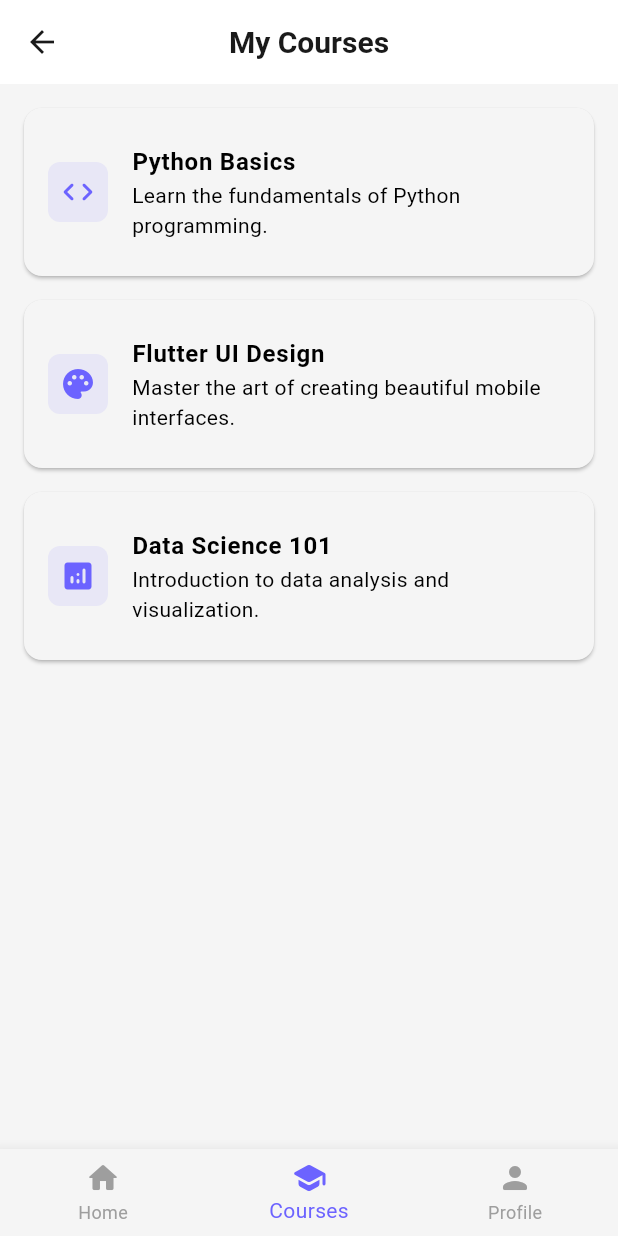
After one commit to ahadulsohag/skill_up, a Flutter app: the MainScreen screen opened by its route, item 2 of the bottom bar chosen, on a phone screen of 412 x 824 dp. The commit adds this screen. Run offline on Flutter 3.47's test engine with Material 3 defaults, Android fonts, the phone set to English and light mode, and no system bars.

Commit message:
navbar and appbar

```diff
--- a/lib/app.dart
+++ b/lib/app.dart
@@ -4,6 +4,7 @@ import 'features/auth/presentation/screens/login_screen.dart';
 import 'features/auth/presentation/screens/register_screen.dart';
 import 'features/home/presentation/screens/home_screen.dart';
 import 'features/lesson/presentation/screens/python_basics_screen.dart';
+import 'features/main/presentation/screens/main_screen.dart';
 import 'routes/app_routes.dart';
 
 class MyApp extends StatelessWidget {
@@ -20,6 +21,7 @@ class MyApp extends StatelessWidget {
         AppRoutes.login: (context) => const LoginScreen(),
         AppRoutes.register: (context) => const RegisterScreen(),
         AppRoutes.home: (context) => const HomeScreen(),
+        AppRoutes.main: (context) => const MainScreen(),
         AppRoutes.pythonBasics: (context) => const PythonBasicsScreen(),
       },
     );
--- a/lib/features/auth/presentation/screens/login_screen.dart
+++ b/lib/features/auth/presentation/screens/login_screen.dart
@@ -60,7 +60,7 @@ class _LoginScreenState extends State<LoginScreen> {
 
       // Navigate to home screen
       if (mounted) {
-        Navigator.pushReplacementNamed(context, AppRoutes.home);
+        Navigator.pushReplacementNamed(context, AppRoutes.main);
       }
     }
   }
--- a/lib/features/auth/presentation/screens/register_screen.dart
+++ b/lib/features/auth/presentation/screens/register_screen.dart
@@ -75,7 +75,7 @@ class _RegisterScreenState extends State<RegisterScreen> {
       setState(() => _isLoading = false);
 
       if (mounted) {
-        Navigator.pushReplacementNamed(context, AppRoutes.home);
+        Navigator.pushReplacementNamed(context, AppRoutes.main);
       }
     }
   }
--- /dev/null
+++ b/lib/features/main/presentation/screens/courses_screen.dart
@@ -0,0 +1,75 @@
+import 'package:flutter/material.dart';
+import '../../../../core/constants/app_colors.dart';
+import '../../../../core/constants/app_dimensions.dart';
+import '../../../../routes/app_routes.dart';
+
+class CoursesScreen extends StatelessWidget {
+  const CoursesScreen({super.key});
+
+  @override
+  Widget build(BuildContext context) {
+    return Scaffold(
+      appBar: AppBar(
+        title: const Text('My Courses'),
+      ),
+      body: ListView(
+        padding: const EdgeInsets.all(AppDimensions.paddingM),
+        children: [
+          _buildCourseCard(
+            context,
+            'Python Basics',
+            'Learn the fundamentals of Python programming.',
+            Icons.code_rounded,
+            AppRoutes.pythonBasics,
+          ),
+          _buildCourseCard(
+            context,
+            'Flutter UI Design',
+            'Master the art of creating beautiful mobile interfaces.',
+            Icons.palette_rounded,
+            null,
+          ),
+          _buildCourseCard(
+            context,
+            'Data Science 101',
+            'Introduction to data analysis and visualization.',
+            Icons.analytics_rounded,
+            null,
+          ),
+        ],
+      ),
+    );
+  }
+
+  Widget _buildCourseCard(
+    BuildContext context,
+    String title,
+    String description,
+    IconData icon,
+    String? route,
+  ) {
+    return Card(
+      margin: const EdgeInsets.only(bottom: AppDimensions.paddingM),
+      shape: RoundedRectangleBorder(
+        borderRadius: BorderRadius.circular(AppDimensions.radiusM),
+      ),
+      child: ListTile(
+        contentPadding: const EdgeInsets.all(AppDimensions.paddingM),
+        leading: Container(
+          padding: const EdgeInsets.all(AppDimensions.paddingS),
+          decoration: BoxDecoration(
+            color: AppColors.primary.withAlpha(25),
+            borderRadius: BorderRadius.circular(AppDimensions.radiusS),
+          ),
+          child: Icon(icon, color: AppColors.primary),
+        ),
+        title: Text(
+          title,
+          style: const TextStyle(fontWeight: FontWeight.bold),
+        ),
+        subtitle: Text(description),
+        onTap: route != null ? () => Navigator.pushNamed(context, route) : null,
+      ),
+    );
+  }
+}
--- /dev/null
+++ b/lib/features/main/presentation/screens/main_screen.dart
@@ -0,0 +1,56 @@
+import 'package:flutter/material.dart';
+import '../../../../core/constants/app_colors.dart';
+import '../../../../features/home/presentation/screens/home_screen.dart';
+import 'courses_screen.dart';
+import 'profile_screen.dart';
+
+class MainScreen extends StatefulWidget {
+  const MainScreen({super.key});
+
+  @override
+  State<MainScreen> createState() => _MainScreenState();
+}
+
+class _MainScreenState extends State<MainScreen> {
+  int _selectedIndex = 0;
+
+  final List<Widget> _screens = [
+    const HomeScreen(),
+    const CoursesScreen(),
+    const ProfileScreen(),
+  ];
+
+  void _onItemTapped(int index) {
+    setState(() {
+      _selectedIndex = index;
+    });
+  }
+
+  @override
+  Widget build(BuildContext context) {
+    return Scaffold(
+      body: _screens[_selectedIndex],
+      bottomNavigationBar: BottomNavigationBar(
+        currentIndex: _selectedIndex,
+        onTap: _onItemTapped,
+        selectedItemColor: AppColors.primary,
+        unselectedItemColor: AppColors.textLight,
+        type: BottomNavigationBarType.fixed,
+        items: const [
+          BottomNavigationBarItem(
+            icon: Icon(Icons.home_rounded),
+            label: 'Home',
+          ),
+          BottomNavigationBarItem(
+            icon: Icon(Icons.school_rounded),
+            label: 'Courses',
+          ),
+          BottomNavigationBarItem(
+            icon: Icon(Icons.person_rounded),
+            label: 'Profile',
+          ),
+        ],
+      ),
+    );
+  }
+}
--- a/lib/routes/app_routes.dart
+++ b/lib/routes/app_routes.dart
@@ -2,5 +2,6 @@ class AppRoutes {
   static const String login = '/';
   static const String register = '/register';
   static const String home = '/home';
+  static const String main = '/main';
   static const String pythonBasics = '/python-basics';
 }
```
Also changed, not shown: lib/features/main/presentation/screens/profile_screen.dart (added, +67 -0 lines).
